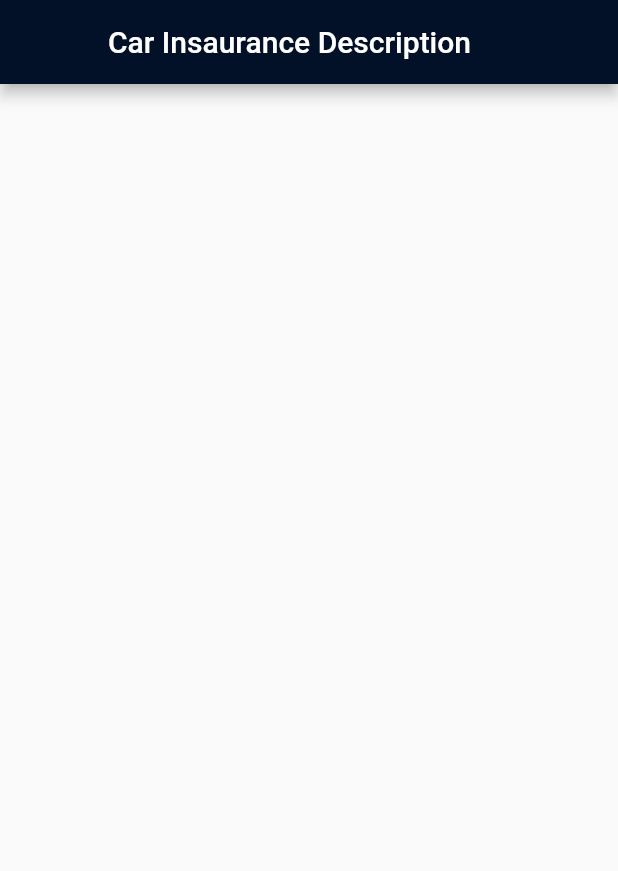
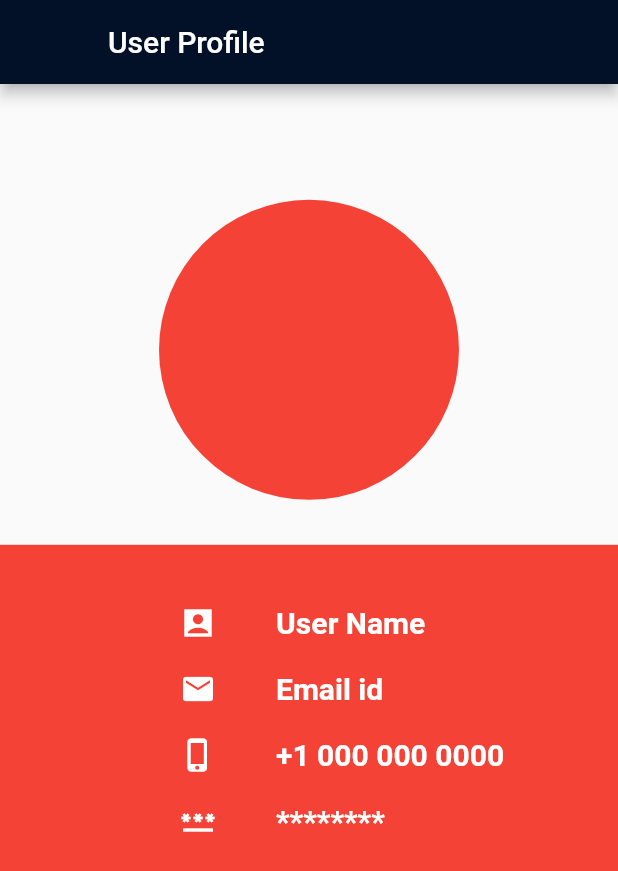
Before and after one commit to damanbehl/carbnb, a Flutter app: the UserProfile screen opened directly, on a phone screen of 412 x 824 dp. Shown: the top 871 px of the screen. Run offline on Flutter 3.47's test engine with Material 2 defaults, Android fonts, the phone set to English and light mode, and no system bars; our stand-ins replace flutter_credit_card; network calls fail.

Commit message:
User profile implementation.

```diff
--- a/lib/user_profile.dart
+++ b/lib/user_profile.dart
@@ -1,5 +1,6 @@
 import 'package:carbnb/components/common_appbar.dart';
 import 'package:flutter/material.dart';
+import 'package:flutter/widgets.dart';
 
 class UserProfile extends StatelessWidget {
   const UserProfile({ Key? key }) : super(key: key);
@@ -7,12 +8,46 @@ class UserProfile extends StatelessWidget {
   @override
   Widget build(BuildContext context) {
     return Scaffold(
-      appBar: CommonAppBar(title: const Text('Car Insaurance Description'), leading: const SizedBox(), appBar: AppBar(), actions: const []),
+      appBar: CommonAppBar(title: const Text('User Profile'), leading: const SizedBox(), appBar: AppBar(), actions: const []),
       body: Column(
+        crossAxisAlignment: CrossAxisAlignment.center,
         children: [
-          Expanded(child: Container()),
+          Expanded(child: Container(
+            padding: const EdgeInsets.only(bottom: 30),
+            alignment: Alignment.bottomCenter,
+            child: const CircleAvatar(radius: 100, backgroundColor: Colors.red,),
+          ), flex: 4,),
+          Expanded(child: Container(
+            height: double.infinity,
+            width: double.infinity,
+            padding: const EdgeInsets.only(top: 40, left: 120),
+            color: Colors.red,
+            child: Column(
+              children: [
+                _getRowWidget(Icons.account_box_sharp, 'User Name'),
+                const SizedBox(height: 20,),
+                _getRowWidget(Icons.mail, 'Email id'),
+                const SizedBox(height: 20,),
+                _getRowWidget(Icons.phone_iphone, '+1 000 000 0000'),
+                const SizedBox(height: 20,),
+                _getRowWidget(Icons.password, '********')
+              ],
+            ),
+          ), flex: 6,)
         ],
       ),
     );
   }
+
+  Widget _getRowWidget(IconData icon, String fieldName)
+  {
+    return Row(
+      crossAxisAlignment: CrossAxisAlignment.center,
+        children: [
+          Icon(icon, color: Colors.white,),
+          const SizedBox(width: 40,),
+          Text(fieldName, style: const TextStyle(fontWeight: FontWeight.bold, color: Colors.white, fontSize: 20),)
+        ],
+    );
+  }
 }
```
